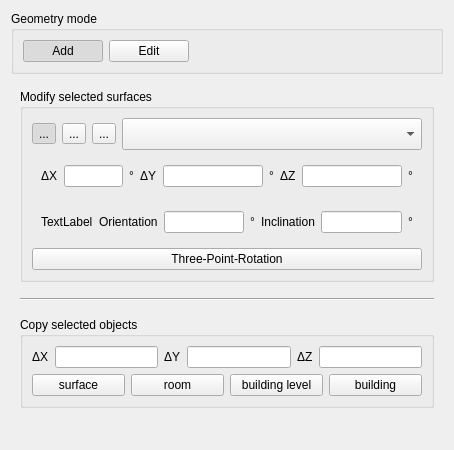
Old version of the form SIM-VICUS/src/SVPropEditGeometry.ui in the repository ghorwin/SIM-VICUS.
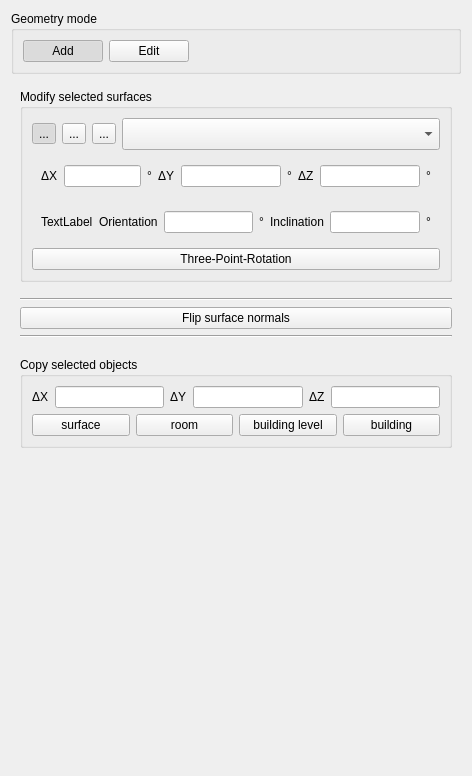
New version of the form. Icons and pictures are not drawn. Custom widgets are drawn as their Qt base class.

Commit message: Added flip surface normal feature.

```diff
--- a/SIM-VICUS/src/SVPropEditGeometry.ui
+++ b/SIM-VICUS/src/SVPropEditGeometry.ui
@@ -6,8 +6,8 @@
    <rect>
     <x>0</x>
     <y>0</y>
-    <width>454</width>
-    <height>450</height>
+    <width>472</width>
+    <height>776</height>
    </rect>
   </property>
   <property name="windowTitle">
@@ -487,7 +487,21 @@
         </widget>
        </item>
        <item>
-        <spacer name="verticalSpacer_7">
+        <widget class="QPushButton" name="pushButtonFlipNormals">
+         <property name="text">
+          <string>Flip surface normals</string>
+         </property>
+        </widget>
+       </item>
+       <item>
+        <widget class="Line" name="line_2">
+         <property name="orientation">
+          <enum>Qt::Horizontal</enum>
+         </property>
+        </widget>
+       </item>
+       <item>
+        <spacer name="verticalSpacer_8">
          <property name="orientation">
           <enum>Qt::Vertical</enum>
          </property>
@@ -496,8 +510,8 @@
          </property>
          <property name="sizeHint" stdset="0">
           <size>
-           <width>20</width>
-           <height>10</height>
+           <width>17</width>
+           <height>13</height>
           </size>
          </property>
         </spacer>
```
The commit also changes 2 other files.
